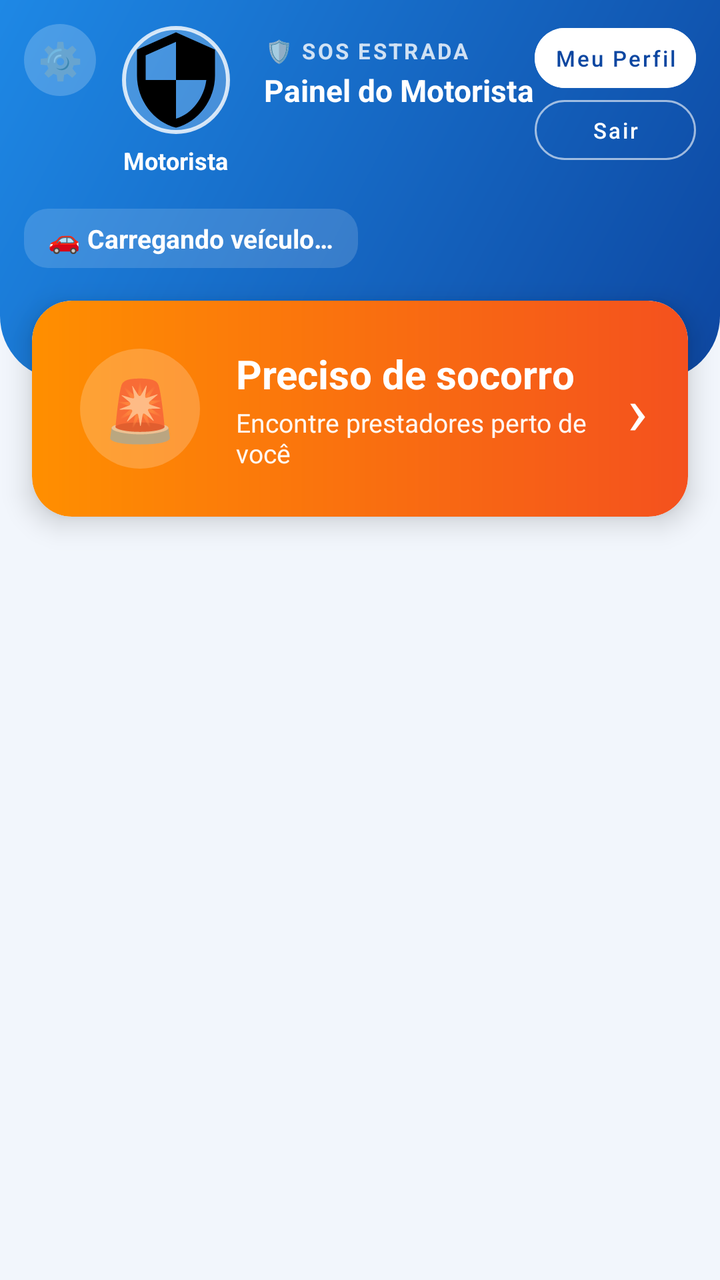
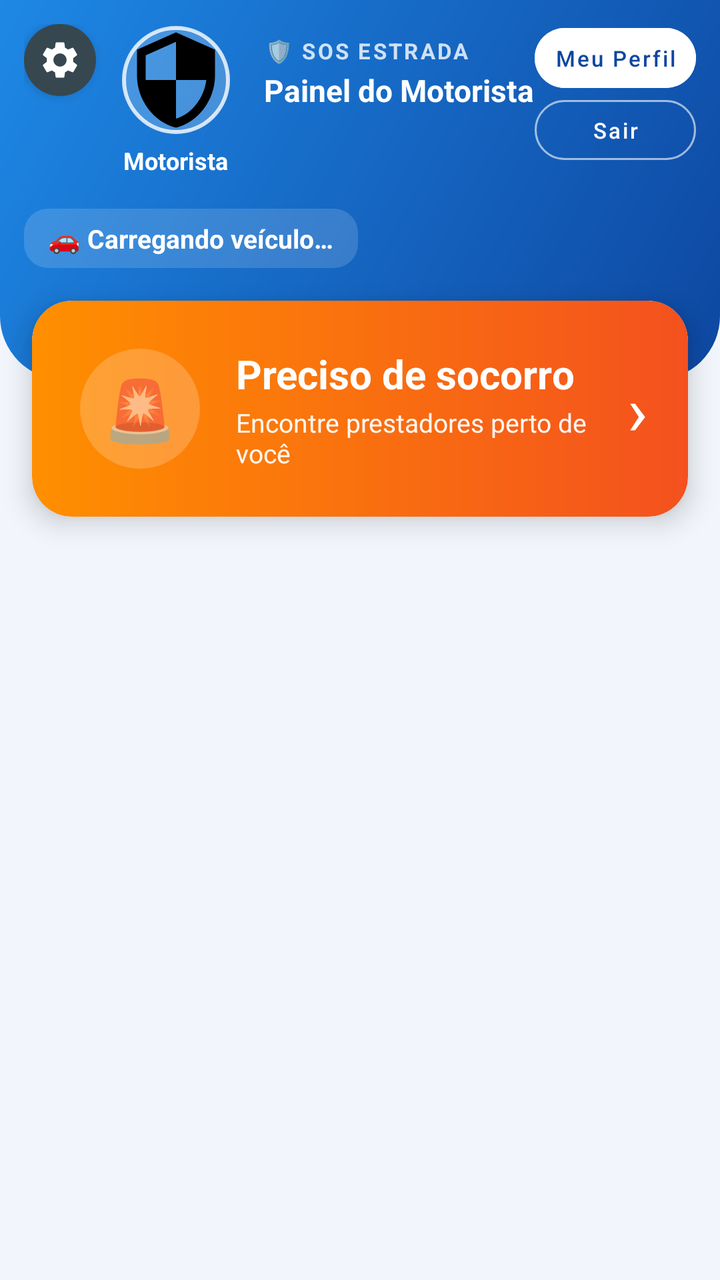

Before-and-after screenshots of an Android layout around one commit, followed by the original layout XML and the change that was made.
<!-- AndroidManifest.xml: application theme Theme.MaterialComponents.Light.NoActionBar -->
<!-- res/layout/activity_motorista_dashboard.xml -->
<?xml version="1.0" encoding="utf-8"?>
<ScrollView xmlns:android="http://schemas.android.com/apk/res/android"
    xmlns:app="http://schemas.android.com/apk/res-auto"
    xmlns:tools="http://schemas.android.com/tools"
    android:layout_width="match_parent"
    android:layout_height="match_parent"
    android:background="@color/motorista_fundo"
    android:fillViewport="true"
    android:fitsSystemWindows="true"
    tools:context=".MotoristaDashboardActivity">

    <LinearLayout
        android:layout_width="match_parent"
        android:layout_height="wrap_content"
        android:orientation="vertical">

        
        <LinearLayout
            android:layout_width="match_parent"
            android:layout_height="wrap_content"
            android:background="@drawable/bg_motorista_header"
            android:orientation="vertical"
            android:paddingStart="12dp"
            android:paddingTop="12dp"
            android:paddingEnd="12dp"
            android:paddingBottom="56dp">

            <LinearLayout
                android:layout_width="match_parent"
                android:layout_height="wrap_content"
                android:gravity="top"
                android:orientation="horizontal">

                
                <TextView
                    android:id="@+id/btnConfiguracoesMotorista"
                    android:layout_width="36dp"
                    android:layout_height="36dp"
                    android:layout_gravity="top"
                    android:layout_marginEnd="4dp"
                    android:background="@drawable/bg_admin_avatar"
                    android:backgroundTint="#33FFFFFF"
                    android:clickable="true"
                    android:contentDescription="Configurações"
                    android:focusable="true"
                    android:foreground="?attr/selectableItemBackgroundBorderless"
                    android:gravity="center"
                    android:text="⚙️"
                    android:textSize="18sp" />

                
                <LinearLayout
                    android:layout_width="72dp"
                    android:layout_height="wrap_content"
                    android:gravity="center_horizontal"
                    android:orientation="vertical">

                    <com.google.android.material.imageview.ShapeableImageView
                        android:id="@+id/ivFotoMotoristaPainel"
                        android:layout_width="56dp"
                        android:layout_height="56dp"
                        android:background="#33FFFFFF"
                        android:padding="2dp"
                        android:scaleType="centerCrop"
                        android:src="@drawable/ic_admin"
                        app:shapeAppearanceOverlay="@style/AdminLogoCircular"
                        app:strokeColor="#CCFFFFFF"
                        app:strokeWidth="2dp" />

                    <TextView
                        android:id="@+id/tvNomeMotoristaPainel"
                        android:layout_width="wrap_content"
                        android:layout_height="wrap_content"
                        android:layout_marginTop="4dp"
                        android:ellipsize="end"
                        android:gravity="center"
                        android:maxLines="1"
                        android:text="Motorista"
                        android:textColor="@android:color/white"
                        android:textSize="12sp"
                        android:textStyle="bold" />
                </LinearLayout>

                <LinearLayout
                    android:layout_width="0dp"
                    android:layout_height="wrap_content"
                    android:layout_marginStart="8dp"
                    android:layout_marginTop="6dp"
                    android:layout_weight="1"
                    android:orientation="vertical">

                    <TextView
                        android:layout_width="wrap_content"
                        android:layout_height="wrap_content"
                        android:letterSpacing="0.1"
                        android:text="🛡️ SOS ESTRADA"
                        android:textColor="#CCFFFFFF"
                        android:textSize="11sp"
                        android:textStyle="bold" />

                    <TextView
                        android:layout_width="match_parent"
                        android:layout_height="28dp"
                        android:layout_marginTop="2dp"
                        android:maxLines="1"
                        android:text="Painel do Motorista"
                        android:textColor="@android:color/white"
                        android:textStyle="bold"
                        app:autoSizeMaxTextSize="20sp"
                        app:autoSizeMinTextSize="13sp"
                        app:autoSizeTextType="uniform" />
                </LinearLayout>


                <LinearLayout
                    android:layout_width="wrap_content"
                    android:layout_height="wrap_content"
                    android:layout_marginTop="2dp"
                    android:orientation="vertical">

                    <com.google.android.material.button.MaterialButton
                        android:id="@+id/btnMeuPerfilMotorista"
                        style="@style/Widget.MaterialComponents.Button.UnelevatedButton"
                        android:layout_width="match_parent"
                        android:layout_height="30dp"
                        android:backgroundTint="@android:color/white"
                        android:insetTop="0dp"
                        android:insetBottom="0dp"
                        android:minWidth="0dp"
                        android:minHeight="0dp"
                        android:paddingStart="10dp"
                        android:paddingEnd="10dp"
                        android:text="Meu Perfil"
                        android:textAllCaps="false"
                        android:textColor="@color/motorista_azul_escuro"
                        android:textSize="11sp"
                        app:cornerRadius="15dp" />

                    <com.google.android.material.button.MaterialButton
                        android:id="@+id/btnVoltar"
                        style="@style/Widget.MaterialComponents.Button.OutlinedButton"
                        android:layout_width="match_parent"
                        android:layout_height="30dp"
                        android:layout_marginTop="6dp"
                        android:insetTop="0dp"
                        android:insetBottom="0dp"
                        android:minWidth="0dp"
                        android:minHeight="0dp"
                        android:paddingStart="10dp"
                        android:paddingEnd="10dp"
                        android:text="Sair"
                        android:textAllCaps="false"
                        android:textColor="@android:color/white"
                        android:textSize="11sp"
                        app:cornerRadius="15dp"
                        app:strokeColor="#99FFFFFF" />
                </LinearLayout>
            </LinearLayout>

            
            <TextView
                android:id="@+id/tvVeiculoPainel"
                android:layout_width="wrap_content"
                android:layout_height="wrap_content"
                android:layout_marginTop="16dp"
                android:background="@drawable/bg_admin_chip"
                android:backgroundTint="#26FFFFFF"
                android:paddingStart="12dp"
                android:paddingTop="6dp"
                android:paddingEnd="12dp"
                android:paddingBottom="6dp"
                android:text="🚗 Carregando veículo…"
                android:textColor="@android:color/white"
                android:textSize="13sp"
                android:textStyle="bold" />
        </LinearLayout>

        
        <com.google.android.material.card.MaterialCardView
            android:id="@+id/btnSocorro"
            android:layout_width="match_parent"
            android:layout_height="wrap_content"
            android:layout_marginStart="16dp"
            android:layout_marginTop="-40dp"
            android:layout_marginEnd="16dp"
            android:clickable="true"
            android:focusable="true"
            app:cardCornerRadius="20dp"
            app:cardElevation="8dp">

            <LinearLayout
                android:layout_width="match_parent"
                android:layout_height="wrap_content"
                android:background="@drawable/bg_motorista_socorro"
                android:gravity="center_vertical"
                android:orientation="horizontal"
                android:padding="20dp">

                
                <FrameLayout
                    android:layout_width="wrap_content"
                    android:layout_height="wrap_content">

                    <TextView
                        android:layout_width="60dp"
                        android:layout_height="60dp"
                        android:layout_margin="4dp"
                        android:background="@drawable/bg_admin_avatar"
                        android:backgroundTint="#33FFFFFF"
                        android:gravity="center"
                        android:text="🚨"
                        android:textSize="30sp" />

                    <TextView
                        android:id="@+id/badgeSocorro"
                        style="@style/BadgeNotificacao" />
                </FrameLayout>

                <LinearLayout
                    android:layout_width="0dp"
                    android:layout_height="wrap_content"
                    android:layout_marginStart="14dp"
                    android:layout_weight="1"
                    android:orientation="vertical">

                    <TextView
                        android:layout_width="wrap_content"
                        android:layout_height="wrap_content"
                        android:text="Preciso de socorro"
                        android:textColor="@android:color/white"
                        android:textSize="20sp"
                        android:textStyle="bold" />

                    <TextView
                        android:layout_width="wrap_content"
                        android:layout_height="wrap_content"
                        android:layout_marginTop="2dp"
                        android:text="Encontre prestadores perto de você"
                        android:textColor="#F2FFFFFF"
                        android:textSize="13sp" />
                </LinearLayout>

                <TextView
                    android:id="@+id/tvSetaSocorro"
                    android:layout_width="wrap_content"
                    android:layout_height="wrap_content"
                    android:text="›"
                    android:textColor="@android:color/white"
                    android:textSize="34sp" />
            </LinearLayout>
        </com.google.android.material.card.MaterialCardView>

        
        <FrameLayout
            android:id="@+id/containerListaSocorro"
            android:layout_width="match_parent"
            android:layout_height="wrap_content"
            android:paddingBottom="24dp"
            android:visibility="gone" />

    </LinearLayout>
</ScrollView>
<!-- resources referenced by this layout -->
<resources>
  <color name="motorista_azul_escuro">#0D47A1</color>
  <color name="motorista_fundo">#F2F6FC</color>
  <!-- drawable bg_admin_avatar (drawable) -->
  <?xml version="1.0" encoding="utf-8"?>
  <shape xmlns:android="http://schemas.android.com/apk/res/android" android:shape="oval">
      <solid android:color="#FFFFFF" />
  </shape>
  <!-- drawable bg_admin_chip (drawable) -->
  <?xml version="1.0" encoding="utf-8"?>
  <shape xmlns:android="http://schemas.android.com/apk/res/android" android:shape="rectangle">
      <solid android:color="#FFFFFF" />
      <corners android:radius="12dp" />
  </shape>
  <!-- drawable bg_motorista_header (drawable) -->
  <?xml version="1.0" encoding="utf-8"?>
  <shape xmlns:android="http://schemas.android.com/apk/res/android" android:shape="rectangle">
      <gradient
          android:angle="315"
          android:startColor="@color/motorista_azul"
          android:endColor="@color/motorista_azul_escuro" />
      <corners
          android:bottomLeftRadius="32dp"
          android:bottomRightRadius="32dp" />
  </shape>
  <!-- drawable bg_motorista_socorro (drawable) -->
  <?xml version="1.0" encoding="utf-8"?>
  <shape xmlns:android="http://schemas.android.com/apk/res/android" android:shape="rectangle">
      <gradient
          android:angle="0"
          android:startColor="@color/motorista_socorro_inicio"
          android:endColor="@color/motorista_socorro_fim" />
      <corners android:radius="20dp" />
  </shape>
  <!-- drawable ic_admin (drawable) -->
  <vector xmlns:android="http://schemas.android.com/apk/res/android"
      android:width="24dp"
      android:height="24dp"
      android:viewportWidth="24"
      android:viewportHeight="24">
      <path
          android:fillColor="#FF000000"
          android:pathData="M12,1L3,5v6c0,5.55 3.84,10.74 9,12 5.16,-1.26 9,-6.45 9,-12V5l-9,-4zM12,11.99h7c-0.53,4.12 -3.28,7.79 -7,8.94V12H5V6.3l7,-3.11v8.8z"/>
  </vector>
  <style name="AdminLogoCircular">
          <item name="cornerFamily">rounded</item>
          <item name="cornerSize">50%</item>
      </style>
  <color name="motorista_azul">#1E88E5</color>
  <color name="motorista_socorro_inicio">#FF8F00</color>
  <color name="motorista_socorro_fim">#F4511E</color>
  <!-- drawable bg_badge_notificacao (drawable) -->
  <?xml version="1.0" encoding="utf-8"?>
  <shape xmlns:android="http://schemas.android.com/apk/res/android"
      android:shape="rectangle">
      <solid android:color="#D32F2F" />
      <corners android:radius="10dp" />
      <stroke
          android:width="1.5dp"
          android:color="#FFFFFF" />
  </shape>
  <!-- unchanged entries left out for length: 1 -->
</resources>

<!-- the commit's change to res/layout/activity_motorista_dashboard.xml (unified diff, before → after) -->
@@ -32,21 +32,21 @@
                 android:orientation="horizontal">
 
                 
-                <TextView
+                <ImageView
                     android:id="@+id/btnConfiguracoesMotorista"
                     android:layout_width="36dp"
                     android:layout_height="36dp"
                     android:layout_gravity="top"
                     android:layout_marginEnd="4dp"
                     android:background="@drawable/bg_admin_avatar"
-                    android:backgroundTint="#33FFFFFF"
+                    android:backgroundTint="@color/grafite"
+                    android:elevation="3dp"
                     android:clickable="true"
                     android:contentDescription="Configurações"
                     android:focusable="true"
                     android:foreground="?attr/selectableItemBackgroundBorderless"
-                    android:gravity="center"
-                    android:text="⚙️"
-                    android:textSize="18sp" />
+                    android:padding="7dp"
+                    android:src="@drawable/ic_configuracoes" />
 
                 
                 <LinearLayout
<!-- resource entries referenced after the edit -->
@@ -1,5 +1,6 @@
 <!-- resources referenced by this layout -->
 <resources>
+  <color name="grafite">#37474F</color>
   <color name="motorista_azul_escuro">#0D47A1</color>
   <color name="motorista_fundo">#F2F6FC</color>
   <!-- drawable bg_admin_avatar (drawable) -->
@@ -43,6 +44,17 @@
           android:fillColor="#FF000000"
           android:pathData="M12,1L3,5v6c0,5.55 3.84,10.74 9,12 5.16,-1.26 9,-6.45 9,-12V5l-9,-4zM12,11.99h7c-0.53,4.12 -3.28,7.79 -7,8.94V12H5V6.3l7,-3.11v8.8z"/>
   </vector>
+  <!-- drawable ic_configuracoes (drawable) -->
+  <?xml version="1.0" encoding="utf-8"?>
+  <vector xmlns:android="http://schemas.android.com/apk/res/android"
+      android:width="24dp"
+      android:height="24dp"
+      android:viewportWidth="24"
+      android:viewportHeight="24">
+      <path
+          android:fillColor="#FFFFFFFF"
+          android:pathData="M19.14,12.94c0.04,-0.3 0.06,-0.61 0.06,-0.94c0,-0.32 -0.02,-0.64 -0.07,-0.94l2.03,-1.58c0.18,-0.14 0.23,-0.41 0.12,-0.61l-1.92,-3.32c-0.12,-0.22 -0.37,-0.29 -0.59,-0.22l-2.39,0.96c-0.5,-0.38 -1.03,-0.7 -1.62,-0.94L14.4,2.81c-0.04,-0.24 -0.24,-0.41 -0.48,-0.41h-3.84c-0.24,0 -0.43,0.17 -0.47,0.41L9.25,5.35C8.66,5.59 8.12,5.92 7.63,6.29L5.24,5.33c-0.22,-0.08 -0.47,0 -0.59,0.22L2.74,8.87C2.62,9.08 2.66,9.34 2.86,9.48l2.03,1.58C4.84,11.36 4.8,11.69 4.8,12s0.02,0.64 0.07,0.94l-2.03,1.58c-0.18,0.14 -0.23,0.41 -0.12,0.61l1.92,3.32c0.12,0.22 0.37,0.29 0.59,0.22l2.39,-0.96c0.5,0.38 1.03,0.7 1.62,0.94l0.36,2.54c0.05,0.24 0.24,0.41 0.48,0.41h3.84c0.24,0 0.44,-0.17 0.47,-0.41l0.36,-2.54c0.59,-0.24 1.13,-0.56 1.62,-0.94l2.39,0.96c0.22,0.08 0.47,0 0.59,-0.22l1.92,-3.32c0.12,-0.22 0.07,-0.47 -0.12,-0.61L19.14,12.94zM12,15.6c-1.98,0 -3.6,-1.62 -3.6,-3.6s1.62,-3.6 3.6,-3.6s3.6,1.62 3.6,3.6S13.98,15.6 12,15.6z" />
+  </vector>
   <style name="AdminLogoCircular">
           <item name="cornerFamily">rounded</item>
           <item name="cornerSize">50%</item>
